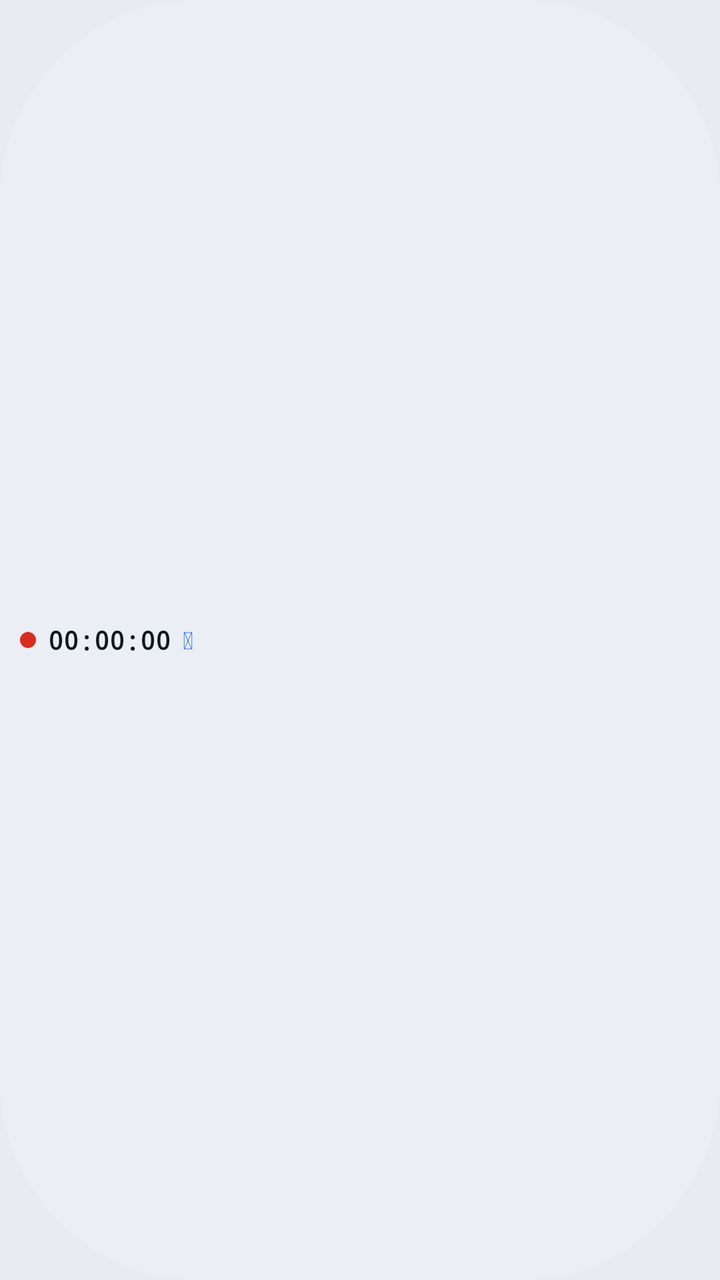
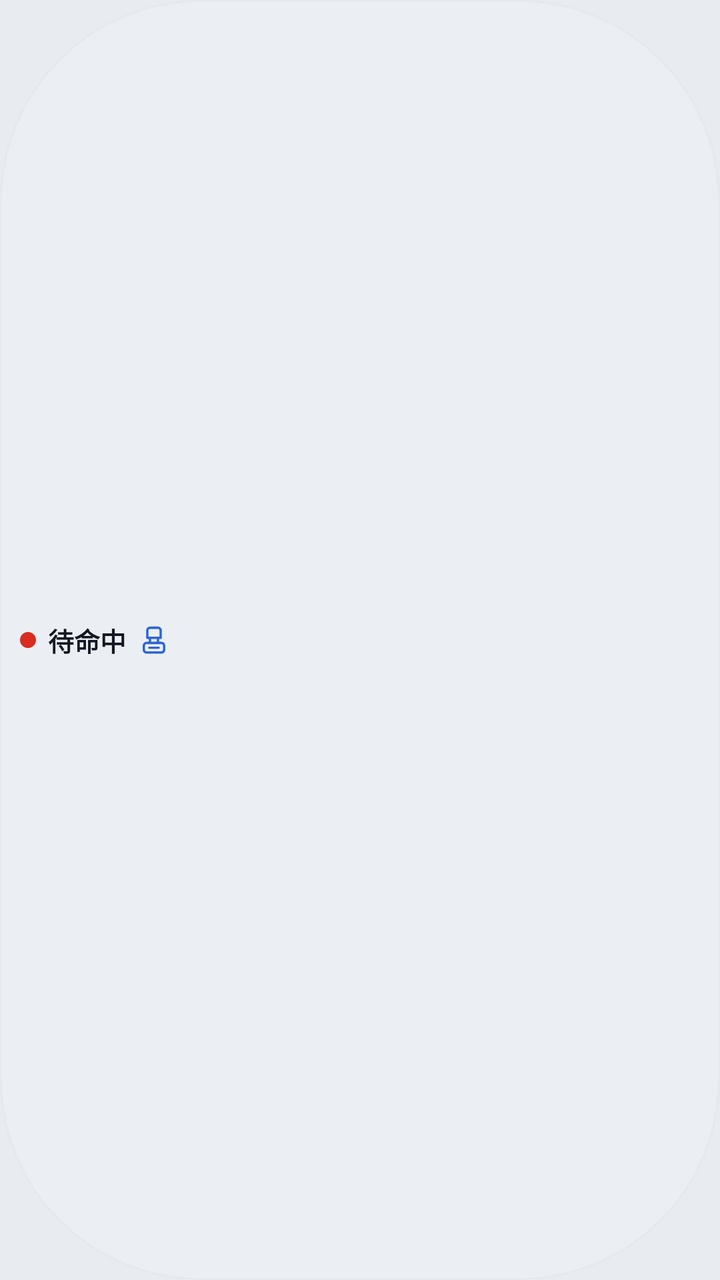

Screens rendered from an Android XML layout before and after an edit, with the pre-edit source and the edit as a unified diff.
<!-- AndroidManifest.xml: application theme Theme.Sophon -->
<!-- res/layout/view_status_bar_capsule.xml -->
<?xml version="1.0" encoding="utf-8"?>
<LinearLayout xmlns:android="http://schemas.android.com/apk/res/android"
    android:id="@+id/capsule_root"
    android:layout_width="wrap_content"
    android:layout_height="32dp"
    android:background="@drawable/sp_bg_pill"
    android:gravity="center_vertical"
    android:orientation="horizontal"
    android:paddingHorizontal="10dp">

    
    <View
        android:id="@+id/view_rec_dot"
        android:layout_width="8dp"
        android:layout_height="8dp"
        android:background="@drawable/sp_bg_pill"
        android:backgroundTint="@color/sp_dg" />

    
    <TextView
        android:id="@+id/tv_capsule_time"
        android:layout_width="wrap_content"
        android:layout_height="wrap_content"
        android:layout_marginStart="6dp"
        android:fontFamily="monospace"
        android:text="00:00:00"
        android:textColor="@color/sp_tx"
        android:textSize="13sp"
        android:textStyle="bold" />

    
    <TextView
        android:id="@+id/tv_capsule_usb"
        android:layout_width="wrap_content"
        android:layout_height="wrap_content"
        android:layout_marginStart="6dp"
        android:text="🖫"
        android:textColor="@color/sp_ac"
        android:textSize="12sp" />

</LinearLayout>
<!-- resources referenced by this layout -->
<resources>
  <color name="sp_ac">#FF3572F4</color>
  <color name="sp_dg">#FFD92D20</color>
  <color name="sp_tx">#FF111620</color>
  <!-- drawable sp_bg_pill (drawable) -->
  <?xml version="1.0" encoding="utf-8"?>
  <shape xmlns:android="http://schemas.android.com/apk/res/android"
      android:shape="rectangle">
      <corners android:radius="@dimen/sp_r_pill" />
      <solid android:color="@color/sp_surf3" />
  </shape>
  <style name="Theme.Sophon" parent="Theme.Material3.DayNight.NoActionBar">
          <item name="android:statusBarColor">@color/sp_page</item>
          <item name="android:navigationBarColor">@color/sp_page</item>
          <item name="android:windowBackground">@color/sp_page</item>
          <item name="android:windowLightStatusBar">true</item>
  
          
          <item name="colorPrimary">@color/sp_ac</item>
          <item name="colorPrimaryDark">@color/sp_ac2</item>
          <item name="colorSecondary">@color/sp_ac2</item>
          <item name="colorAccent">@color/sp_ac</item>
          <item name="colorError">@color/sp_dg</item>
  
          <item name="android:textColorPrimary">@color/sp_tx</item>
          <item name="android:textColorSecondary">@color/sp_tx2</item>
          <item name="android:colorBackground">@color/sp_page</item>
      </style>
  <dimen name="sp_r_pill">100dp</dimen>
  <color name="sp_surf3">#FFEBEFF4</color>
  <color name="sp_page">#FFE8ECF1</color>
  <color name="sp_ac2">#FF2557C8</color>
  <color name="sp_tx2">#FF5A6675</color>
</resources>

<!-- the commit's change to res/layout/view_status_bar_capsule.xml (unified diff, before → after) -->
@@ -23,19 +23,19 @@
         android:layout_height="wrap_content"
         android:layout_marginStart="6dp"
         android:fontFamily="monospace"
-        android:text="00:00:00"
+        android:text="待命中"
         android:textColor="@color/sp_tx"
-        android:textSize="13sp"
+        android:textSize="@dimen/sp_t_label"
         android:textStyle="bold" />
 
     
-    <TextView
+    <ImageView
         android:id="@+id/tv_capsule_usb"
-        android:layout_width="wrap_content"
-        android:layout_height="wrap_content"
+        android:layout_width="16dp"
+        android:layout_height="16dp"
         android:layout_marginStart="6dp"
-        android:text="🖫"
-        android:textColor="@color/sp_ac"
-        android:textSize="12sp" />
+        android:contentDescription="外接存储状态"
+        android:src="@drawable/ic_usb_drive"
+        android:tint="@color/sp_ac" />
 
 </LinearLayout>
<!-- resource entries referenced after the edit -->
@@ -1,14 +1,56 @@
 <!-- resources referenced by this layout -->
 <resources>
-  <color name="sp_ac">#FF3572F4</color>
+  <color name="sp_ac">#FF2F64D7</color>
   <color name="sp_dg">#FFD92D20</color>
   <color name="sp_tx">#FF111620</color>
+  <dimen name="sp_t_label">13sp</dimen>
+  <!-- drawable ic_usb_drive (drawable) -->
+  <?xml version="1.0" encoding="utf-8"?>
+  <vector xmlns:android="http://schemas.android.com/apk/res/android"
+      android:width="24dp"
+      android:height="24dp"
+      android:viewportWidth="24"
+      android:viewportHeight="24">
+  
+      
+      <path
+          android:pathData="M 9,2.8 L 15,2.8 C 16.1,2.8 17,3.7 17,4.8 L 17,10.4 L 7,10.4 L 7,4.8 C 7,3.7 7.9,2.8 9,2.8 Z"
+          android:strokeColor="@color/sp_tx2"
+          android:strokeWidth="1.8"
+          android:strokeLineCap="round"
+          android:strokeLineJoin="round"
+      />
+      <path
+          android:pathData="M 9,10.4 L 9,14.2 M 15,10.4 L 15,14.2"
+          android:strokeColor="@color/sp_tx2"
+          android:strokeWidth="1.8"
+          android:strokeLineCap="round"
+          android:strokeLineJoin="round"
+      />
+      <path
+          android:pathData="M 6.4,14.2 L 17.6,14.2 C 18.7,14.2 19.6,15.1 19.6,16.2 L 19.6,19.4 C 19.6,20.5 18.7,21.4 17.6,21.4 L 6.4,21.4 C 5.3,21.4 4.4,20.5 4.4,19.4 L 4.4,16.2 C 4.4,15.1 5.3,14.2 6.4,14.2 Z"
+          android:strokeColor="@color/sp_tx2"
+          android:strokeWidth="1.8"
+          android:strokeLineCap="round"
+          android:strokeLineJoin="round"
+      />
+      <path
+          android:pathData="M 8.4,17.8 L 15.6,17.8"
+          android:strokeColor="@color/sp_tx2"
+          android:strokeWidth="1.6"
+          android:strokeLineCap="round"
+          android:strokeLineJoin="round"
+      />
+  </vector>
   <!-- drawable sp_bg_pill (drawable) -->
   <?xml version="1.0" encoding="utf-8"?>
   <shape xmlns:android="http://schemas.android.com/apk/res/android"
       android:shape="rectangle">
       <corners android:radius="@dimen/sp_r_pill" />
       <solid android:color="@color/sp_surf3" />
+      <stroke
+          android:width="1dp"
+          android:color="@color/sp_line" />
   </shape>
   <style name="Theme.Sophon" parent="Theme.Material3.DayNight.NoActionBar">
           <item name="android:statusBarColor">@color/sp_page</item>
@@ -29,6 +71,7 @@
       </style>
   <dimen name="sp_r_pill">100dp</dimen>
   <color name="sp_surf3">#FFEBEFF4</color>
+  <color name="sp_line">#FFE4E9F0</color>
   <color name="sp_page">#FFE8ECF1</color>
   <color name="sp_ac2">#FF2557C8</color>
   <color name="sp_tx2">#FF5A6675</color>
